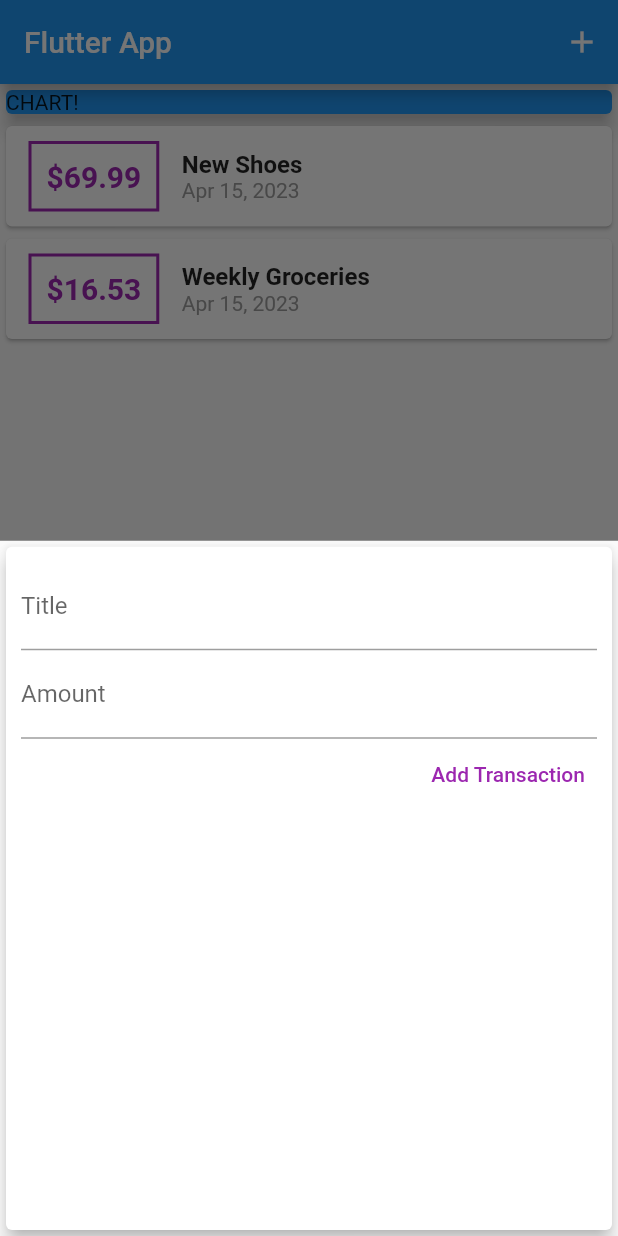
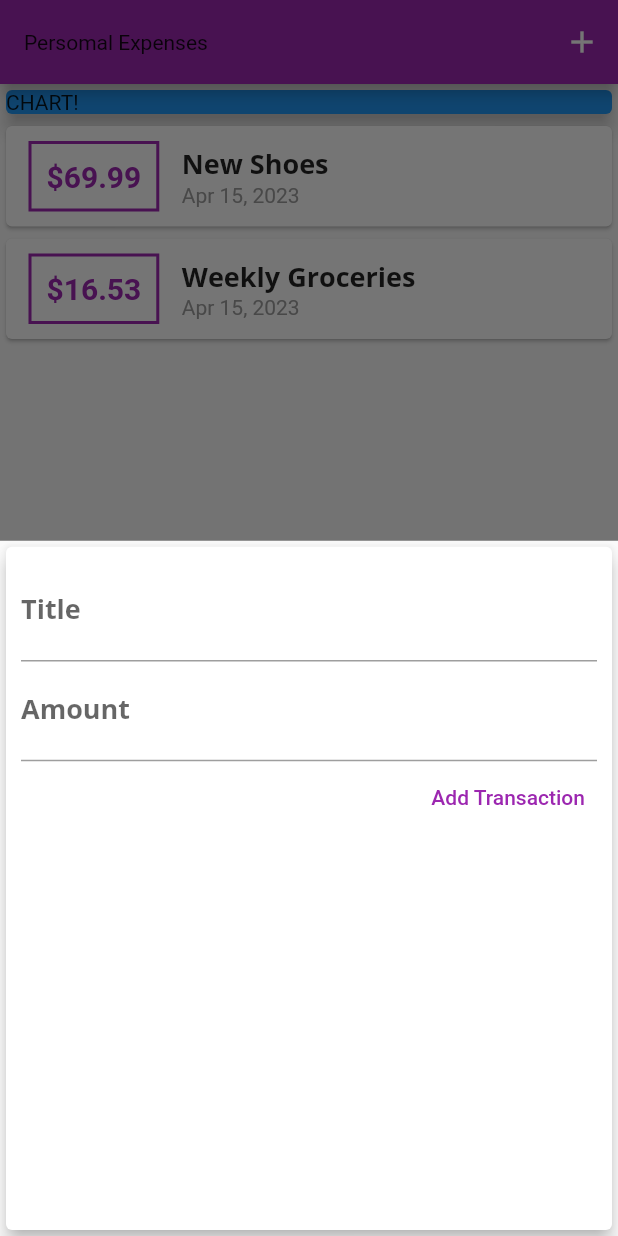
Before and after one commit to NATCHAYATP/Flutter_Basic, a Flutter app: the screen it shows after launch, after a tap on the "add" icon, on a phone screen of 412 x 824 dp. Run offline on Flutter 3.47's test engine with Material 2 defaults, Android fonts, the phone set to English and light mode, and no system bars.

Commit message:
fonts and theme

```diff
--- a/lib/main.dart
+++ b/lib/main.dart
@@ -9,7 +9,29 @@ class MyApp extends StatelessWidget {
   @override
   Widget build(BuildContext context) {
     return MaterialApp(
-      title: 'Flutter App',
+      title: 'Personal Expenses',
+      theme: ThemeData(
+        primarySwatch: Colors.purple,
+        accentColor: Colors.amber,
+        fontFamily: 'Quicksand',
+        textTheme: ThemeData.light().textTheme.copyWith(
+            titleMedium: TextStyle(
+              fontFamily: 'OpenSans',
+              fontSize: 18,
+              fontWeight: FontWeight.bold,
+            ),
+          ),
+
+        appBarTheme: AppBarTheme(
+          textTheme: ThemeData.light().textTheme.copyWith(
+            titleMedium: TextStyle(
+              fontFamily: 'OpenSans',
+              fontSize: 20,
+              fontWeight: FontWeight.bold,
+            ),
+          ),
+        )
+      ),
       home: MyHomePage(),
     );
   }
@@ -67,7 +89,9 @@ class _MyHomePageState extends State<MyHomePage> {
   Widget build(BuildContext context) {
     return Scaffold(
       appBar: AppBar(
-        title: Text('Flutter App'),
+        title: Text(
+          'Persomal Expenses',
+        ),
         //ปุ่มข้างๆ Flitter App
         actions: <Widget>[
           IconButton(
--- a/lib/widgets/new_transaction.dart
+++ b/lib/widgets/new_transaction.dart
@@ -1,11 +1,19 @@
 import 'package:flutter/material.dart';
 
-class NewTransaction extends StatelessWidget {
+class NewTransaction extends StatefulWidget { //เปลี่ยนเป็น full เพราะในเวอชั่นเก่ามันไม่เก็บสถานะ แต่ก่อนหน้านี้เราทำงานได้ปกตินะแค่เปลี่ยนตามเขาเฉยๆ
   final Function addTx;
+
+  NewTransaction(this.addTx);
+  @override
+  _NewTransactionState createState() => _NewTransactionState();
+}
+
+class _NewTransactionState extends State<NewTransaction> {
   final titleController = TextEditingController();
+
   final amountController = TextEditingController();
 
-  NewTransaction(this.addTx); //เป็นการผูกค่าตัวแปรเข้าไปในตัวแปร
+ //เป็นการผูกค่าตัวแปรเข้าไปในตัวแปร
   void submitData() {
     final enteredTitle = titleController.text;
     final enteredAmount = double.parse(amountController.text);
@@ -14,10 +22,13 @@ class NewTransaction extends StatelessWidget {
       return; //ถ้าเข้าเงื่อนไขคือไม่ผ่าน ไม่เพิ่มค่า
     }
 
-    addTx(
+    widget.addTx(
       enteredTitle,
       enteredAmount,
     );
+
+    Navigator.of(context).pop();
+    //ช่วยให้ปิดป้อปอัพอัตโนมัติ โดยเด้งหน้า contact ขึ้นมา เขาบอกว่า context มันจะรู้จาก state ตอนเราประกาศ class
   }
 
   @override
--- a/lib/widgets/transaction_list.dart
+++ b/lib/widgets/transaction_list.dart
@@ -22,7 +22,7 @@ class TransactionList extends StatelessWidget {
                           ),
                           decoration: BoxDecoration(
                             border: Border.all(
-                              color: Colors.purple,
+                              color: Theme.of(context).primaryColor,
                               width: 2,
                             ),
                           ),
@@ -32,7 +32,7 @@ class TransactionList extends StatelessWidget {
                             style: TextStyle(
                               fontWeight: FontWeight.bold,
                               fontSize: 20,
-                              color: Colors.purple,
+                              color: Theme.of(context).primaryColor,
                             ),
                           ),
                         ),
@@ -41,15 +41,13 @@ class TransactionList extends StatelessWidget {
                           children: <Widget>[
                             Text(
                               transactions[index].title,
-                              style: TextStyle(
-                                fontSize: 16,
-                                fontWeight: FontWeight.bold,
-                              ),
+                              style: Theme.of(context).textTheme.titleMedium
                             ),
                             Text(
                               DateFormat.yMMMd().format(transactions[index].date),
                               style: TextStyle(
                                 color: Colors.grey,
+
                               ),
                             ),
                           ],
```
Also changed, not shown: pubspec.yaml (+11 -6 lines), assets/fonts/OpenSans-Bold.ttf (added), assets/fonts/OpenSans-Regular.ttf (added), assets/fonts/Quicksand-Bold.ttf (added), assets/fonts/Quicksand-Light.ttf (added), assets/fonts/Quicksand-Medium.ttf (added), assets/fonts/Quicksand-Regular.ttf (added).
